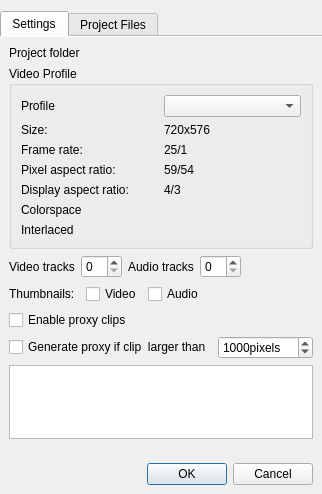
First picture: the form in src/widgets/projectsettings_ui.ui, repository KDE/kdenlive, before the edit.
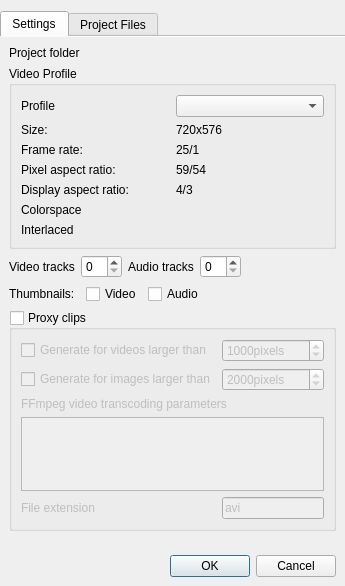
Second picture: the form after the edit. Custom widgets are drawn as their Qt base class.

Commit message: Image clips can be proxied too now

Patch:
```diff
--- a/src/widgets/projectsettings_ui.ui
+++ b/src/widgets/projectsettings_ui.ui
@@ -6,8 +6,8 @@
    <rect>
     <x>0</x>
     <y>0</y>
-    <width>321</width>
-    <height>462</height>
+    <width>337</width>
+    <height>527</height>
    </rect>
   </property>
   <property name="windowTitle">
@@ -236,28 +236,21 @@
         </spacer>
        </item>
        <item row="4" column="0" colspan="4">
-        <widget class="QCheckBox" name="enable_proxy">
-         <property name="text">
-          <string>Enable proxy clips</string>
+        <widget class="QGroupBox" name="enable_proxy">
+         <property name="title">
+          <string>Proxy clips</string>
          </property>
-        </widget>
-       </item>
-       <item row="5" column="0" colspan="4">
-        <widget class="QFrame" name="proxy_box">
-         <property name="frameShape">
-          <enum>QFrame::NoFrame</enum>
+         <property name="checkable">
+          <bool>true</bool>
          </property>
-         <property name="frameShadow">
-          <enum>QFrame::Raised</enum>
+         <property name="checked">
+          <bool>false</bool>
          </property>
          <layout class="QGridLayout" name="gridLayout_2">
-          <property name="margin">
-           <number>0</number>
-          </property>
           <item row="0" column="0">
            <widget class="QCheckBox" name="generate_proxy">
             <property name="text">
-             <string>Generate proxy if clip  larger than</string>
+             <string>Generate for videos larger than</string>
             </property>
            </widget>
           </item>
@@ -274,25 +267,56 @@
             </property>
            </widget>
           </item>
-          <item row="1" column="0" colspan="2">
-           <widget class="QTextEdit" name="proxy_params"/>
+          <item row="1" column="0">
+           <widget class="QCheckBox" name="generate_imageproxy">
+            <property name="text">
+             <string>Generate for images larger than</string>
+            </property>
+           </widget>
+          </item>
+          <item row="1" column="1">
+           <widget class="KIntSpinBox" name="proxy_imageminsize">
+            <property name="suffix">
+             <string>pixels</string>
+            </property>
+            <property name="minimum">
+             <number>500</number>
+            </property>
+            <property name="maximum">
+             <number>100000</number>
+            </property>
+            <property name="value">
+             <number>2000</number>
+            </property>
+           </widget>
+          </item>
+          <item row="2" column="0" colspan="2">
+           <widget class="QLabel" name="label_16">
+            <property name="text">
+             <string>FFmpeg video transcoding parameters</string>
+            </property>
+           </widget>
+          </item>
+          <item row="3" column="0" colspan="2">
+           <widget class="QPlainTextEdit" name="proxy_params"/>
+          </item>
+          <item row="4" column="0">
+           <widget class="QLabel" name="label_17">
+            <property name="text">
+             <string>File extension</string>
+            </property>
+           </widget>
+          </item>
+          <item row="4" column="1">
+           <widget class="KLineEdit" name="proxy_extension">
+            <property name="text">
+             <string>avi</string>
+            </property>
+           </widget>
           </item>
          </layout>
         </widget>
        </item>
-       <item row="6" column="0" colspan="2">
-        <spacer name="verticalSpacer">
-         <property name="orientation">
-          <enum>Qt::Vertical</enum>
-         </property>
-         <property name="sizeHint" stdset="0">
-          <size>
-           <width>105</width>
-           <height>17</height>
-          </size>
-         </property>
-        </spacer>
-       </item>
       </layout>
      </widget>
      <widget class="QWidget" name="tab_2">
```
Left out of the diff: 82 changed lines with no effect on the pictures. The commit also changes 13 other files.
